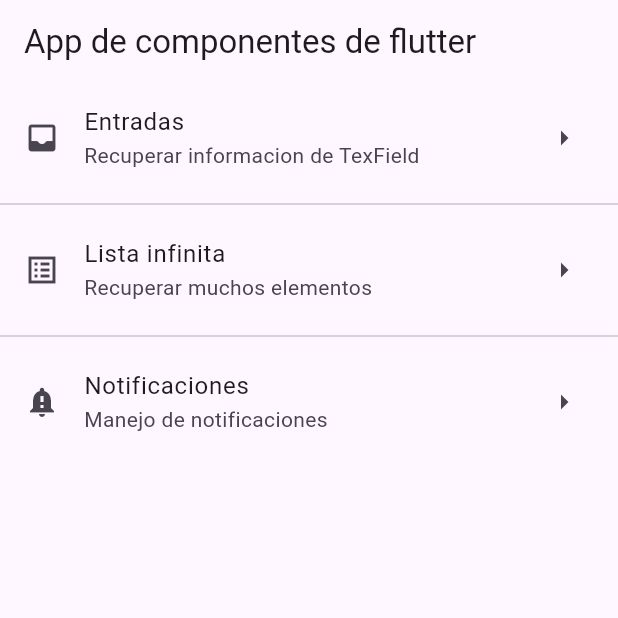
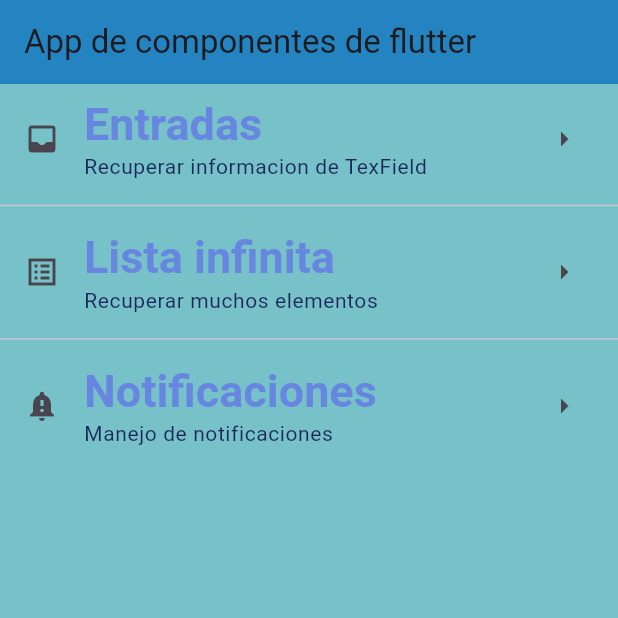
Before and after one commit to ElFranck21/componentes_flutter, a Flutter app: the screen it shows after launch, on a phone screen of 412 x 824 dp, the top half of it. Run offline on Flutter 3.47's test engine with Material 3 defaults, Android fonts, the phone set to English and light mode, and no system bars.

Commit message:
Creating a ThemeData for the app

```diff
--- a/lib/home_screen.dart
+++ b/lib/home_screen.dart
@@ -10,24 +10,31 @@
         title:const Text('App de componentes de flutter'),
       ),
         body: ListView(
-          children:const <Widget> [
+          children: <Widget> [
             ListTile(
-              title: Text('Entradas'),
-              subtitle: Text('Recuperar informacion de TexField'),
-              leading: Icon(Icons.inbox_rounded),
-              trailing: Icon(Icons.arrow_right_outlined),
+              title: Text('Entradas',
+                style:Theme.of(context).textTheme.headlineLarge ,),
+              subtitle: Text('Recuperar informacion de TexField',
+                style: Theme.of(context).textTheme.bodySmall,),
+              leading:const Icon(Icons.inbox_rounded),
+              trailing:const Icon(Icons.arrow_right_outlined),
+
             ),
-            Divider(),
+            const Divider(),
             ListTile(
-              title: Text('Lista infinita'),
-              subtitle: Text('Recuperar muchos elementos'),
+              title: Text('Lista infinita',
+                style:Theme.of(context).textTheme.headlineLarge ,),
+              subtitle:  Text('Recuperar muchos elementos',
+                style: Theme.of(context).textTheme.bodySmall,),
               leading: Icon(Icons.list_alt_sharp),
               trailing: Icon(Icons.arrow_right_outlined),
 
-            ),Divider(),
+            ),const Divider(),
             ListTile(
-              title: Text('Notificaciones'),
-              subtitle: Text('Manejo de notificaciones'),
+              title: Text('Notificaciones',
+                style:Theme.of(context).textTheme.headlineLarge ,),
+              subtitle:  Text('Manejo de notificaciones',
+              style: Theme.of(context).textTheme.bodySmall,),
               leading: Icon(Icons.notification_important),
               trailing: Icon(Icons.arrow_right_outlined),
             ),
--- a/lib/main_app.dart
+++ b/lib/main_app.dart
@@ -5,9 +5,26 @@
 
   @override
   Widget build(BuildContext context) {
-    return const MaterialApp(
+    return  MaterialApp(
       debugShowCheckedModeBanner: false,
-      home: HomeScreen(),
+      home:const HomeScreen(),
+      theme:ThemeData(
+        scaffoldBackgroundColor:const Color.fromARGB(218, 96, 184, 192),
+        appBarTheme:const  AppBarTheme(color: Color.fromARGB(241, 31, 128, 193)),
+        textTheme:const  TextTheme(
+          headlineLarge: TextStyle(
+            fontFamily: 'sans-serif',
+            fontSize: 30,
+            fontWeight: FontWeight.bold,
+            color: Color.fromARGB(224, 101, 126, 227)
+          ),
+          bodySmall: TextStyle(
+            fontSize: 14,
+            fontWeight: FontWeight.w400,
+            color: Color.fromARGB(224, 16, 19, 76)
+          ),
+        ),
+      ),
     );
   }
 }
```
